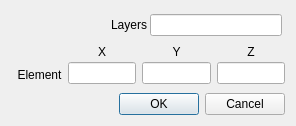
orientalinformation/foamnode, file DMesh_Widget/w_meshboundrefinegeneral.ui: the form before one commit.
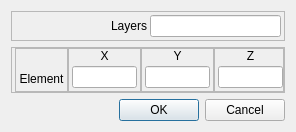
The form after the commit.

```diff
--- a/DMesh_Widget/w_meshboundrefinegeneral.ui
+++ b/DMesh_Widget/w_meshboundrefinegeneral.ui
@@ -17,7 +17,7 @@
    <item>
     <widget class="QFrame" name="frame_79">
      <property name="frameShape">
-      <enum>QFrame::NoFrame</enum>
+      <enum>QFrame::StyledPanel</enum>
      </property>
      <property name="frameShadow">
       <enum>QFrame::Raised</enum>
@@ -64,7 +64,7 @@
    <item>
     <widget class="QFrame" name="frame_63">
      <property name="frameShape">
-      <enum>QFrame::NoFrame</enum>
+      <enum>QFrame::StyledPanel</enum>
      </property>
      <property name="frameShadow">
       <enum>QFrame::Raised</enum>
@@ -88,7 +88,7 @@
       <item>
        <widget class="QFrame" name="frame_68">
         <property name="frameShape">
-         <enum>QFrame::NoFrame</enum>
+         <enum>QFrame::StyledPanel</enum>
         </property>
         <property name="frameShadow">
          <enum>QFrame::Raised</enum>
@@ -132,7 +132,7 @@
       <item>
        <widget class="QFrame" name="frame_69">
         <property name="frameShape">
-         <enum>QFrame::NoFrame</enum>
+         <enum>QFrame::StyledPanel</enum>
         </property>
         <property name="frameShadow">
          <enum>QFrame::Raised</enum>
@@ -172,7 +172,7 @@
       <item>
        <widget class="QFrame" name="frame_70">
         <property name="frameShape">
-         <enum>QFrame::NoFrame</enum>
+         <enum>QFrame::StyledPanel</enum>
         </property>
         <property name="frameShadow">
          <enum>QFrame::Raised</enum>
@@ -212,7 +212,7 @@
       <item>
        <widget class="QFrame" name="frame_71">
         <property name="frameShape">
-         <enum>QFrame::NoFrame</enum>
+         <enum>QFrame::StyledPanel</enum>
         </property>
         <property name="frameShadow">
          <enum>QFrame::Raised</enum>
```
